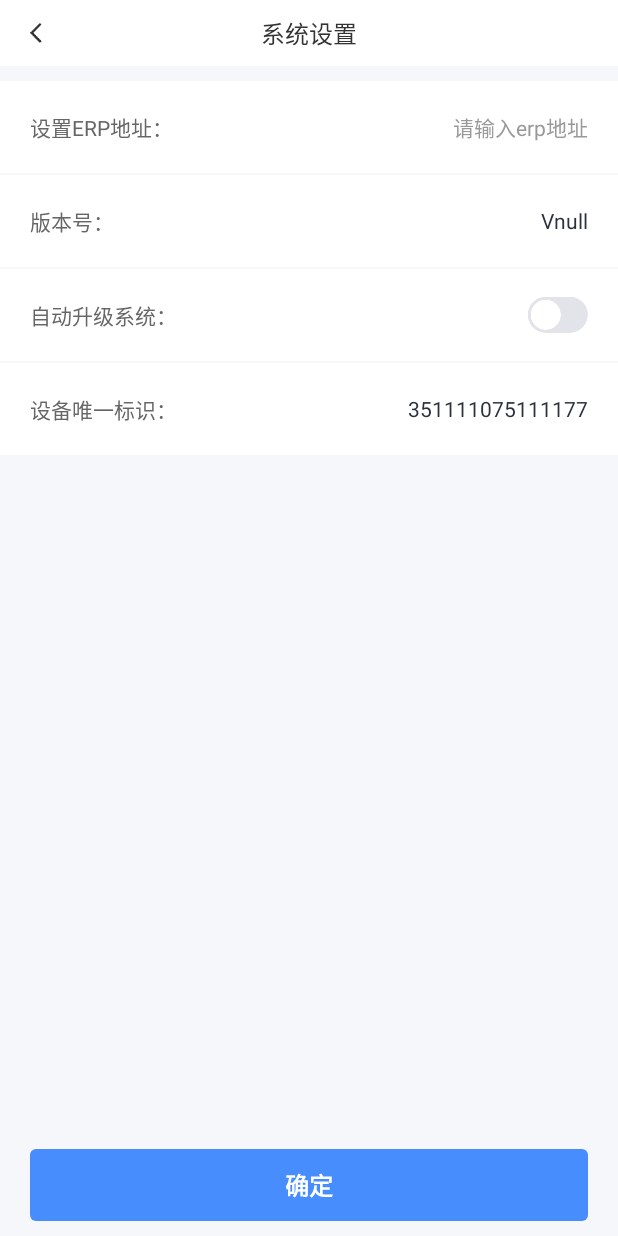
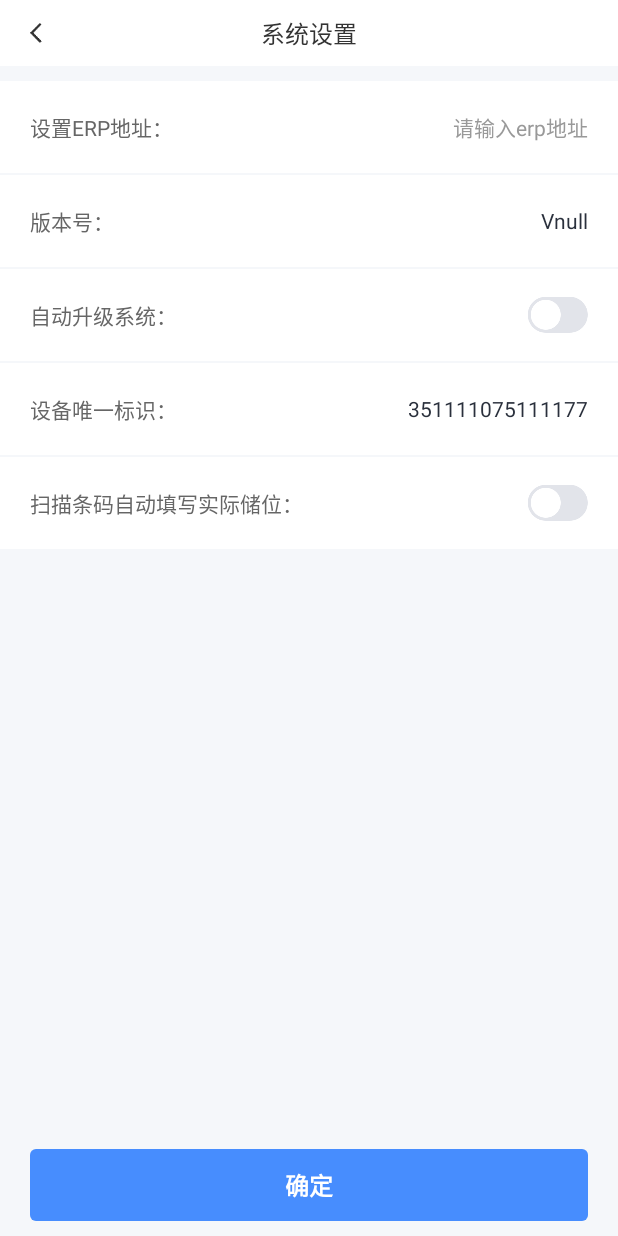
Before and after one commit to ilyle/JuWeiKe, an Android app: the SystemSettingActivity screen opened directly, with no data from a screen before it, on a phone screen of 412 x 824 dp. Run offline under Robolectric (Android 15) with nearby library versions, the light colour scheme and no system bars; our stand-ins replace ButterKnife, RxJava; libraries missing offline, so code that uses them is left out: com.banzhi.statusmanager, com.bigkoo.pickerview, com.tbruyelle.rxpermissions2; 2 statements that could not run were skipped.

Commit message:
完成需求4：出库下架单，扫描条码，弹出页面,将建议储位自动填写到实际储位中，确认数量，不需要再次扫描储位（添加系统参数进行控制）（优化）

```diff
--- a/app/src/main/java/com/dagen/storage/activity/SystemSettingActivity.java
+++ b/app/src/main/java/com/dagen/storage/activity/SystemSettingActivity.java
@@ -41,6 +41,8 @@ public class SystemSettingActivity extends BaseMoudleActivity {
     RelativeLayout rlCommonTitle;
     @BindView(R.id.iv_switch)
     ImageView ivSwitch;
+    @BindView(R.id.iv_switch_fill)
+    ImageView ivSwitchFill;
     @BindView(R.id.tv_sbbs)
     TextView tvSbbs;
     @BindView(R.id.et_erp)
@@ -51,6 +53,7 @@ public class SystemSettingActivity extends BaseMoudleActivity {
     TextView tvBbh;
 
     private boolean isOpen;
+    private boolean isFill; // 扫描条码自动填写实际储位
 
     @Override
     public int getLayoutId() {
@@ -69,13 +72,15 @@ public class SystemSettingActivity extends BaseMoudleActivity {
         }
 
         isOpen = SharePreferenceUtil.getInstance().getBoolean("autoUpdate", false);
+        isFill = SharePreferenceUtil.getInstance().getBoolean("autoFill", false);
         ivSwitch.setImageResource(isOpen ? R.drawable.cb_check : R.drawable.cb_uncheck);
+        ivSwitchFill.setImageResource(isFill ? R.drawable.cb_check : R.drawable.cb_uncheck);
 
 
         tvBbh.setText("V" + UpdateManager.getInatance().getVersionName(this));
     }
 
-    @OnClick({R.id.iv_switch, R.id.iv_common_left, R.id.tv_sure})
+    @OnClick({R.id.iv_switch, R.id.iv_switch_fill, R.id.iv_common_left, R.id.tv_sure})
     public void onClick(View view) {
         switch (view.getId()) {
             case R.id.iv_common_left:
@@ -86,13 +91,18 @@ public class SystemSettingActivity extends BaseMoudleActivity {
                 ivSwitch.setImageResource(isOpen ? R.drawable.cb_check : R.drawable.cb_uncheck);
                 SharePreferenceUtil.getInstance().saveBoolean("autoUpdate", isOpen).commit();
                 break;
+            case R.id.iv_switch_fill:
+                isFill = !isFill;
+                ivSwitchFill.setImageResource(isFill ? R.drawable.cb_check : R.drawable.cb_uncheck);
+                SharePreferenceUtil.getInstance().saveBoolean("autoFill", isFill).commit();
+                break;
             case R.id.tv_sure:
                 if (TextUtils.isEmpty(etErp.getText().toString().trim())) {
                     Toaster.showMsg("请输入ERP地址");
                     return;
                 }
                 mProgressDilog.show();
-              //  Contasts.BASE_URL = "http://" + etErp.getText().toString().trim() + "/MDInfaceSystem96cs/servlet/doserverdata";
+                //  Contasts.BASE_URL = "http://" + etErp.getText().toString().trim() + "/MDInfaceSystem96cs/servlet/doserverdata";
                 Contasts.BASE_URL = etErp.getText().toString().trim();
 
                 try {
--- a/app/src/main/res/layout/activity_system_setting.xml
+++ b/app/src/main/res/layout/activity_system_setting.xml
@@ -1,161 +1,173 @@
 <?xml version="1.0" encoding="utf-8"?>
 <LinearLayout xmlns:android="http://schemas.android.com/apk/res/android"
-    android:orientation="vertical" android:layout_width="match_parent"
+    android:layout_width="match_parent"
     android:layout_height="match_parent"
     android:background="@color/main_bg"
-    >
+    android:orientation="vertical">
 
-    <include layout="@layout/common_title"></include>
+    <include layout="@layout/common_title" />
 
     <LinearLayout
         android:layout_width="match_parent"
         android:layout_height="wrap_content"
-        android:background="@color/color_ffffff"
         android:layout_marginTop="10dp"
-        >
+        android:background="@color/color_ffffff">
 
         <TextView
             android:layout_width="wrap_content"
             android:layout_height="wrap_content"
+            android:layout_margin="20dp"
             android:text="设置ERP地址："
-            android:layout_margin="20dp"
             android:textColor="@color/color_666666"
-            android:textSize="14sp"
-            ></TextView>
+            android:textSize="14sp"></TextView>
 
         <EditText
             android:id="@+id/et_erp"
             android:layout_width="match_parent"
             android:layout_height="match_parent"
+            android:layout_marginRight="20dp"
+            android:layout_weight="1"
             android:background="@null"
-            android:layout_weight="1"
+            android:gravity="right|center"
             android:hint="请输入erp地址"
-            android:textSize="14sp"
             android:textColor="@color/color_2a303c"
-            android:layout_marginRight="20dp"
             android:textColorHint="@color/color_999999"
-            android:gravity="right|center"
-            ></EditText>
+            android:textSize="14sp"></EditText>
 
     </LinearLayout>
 
     <LinearLayout
         android:layout_width="match_parent"
         android:layout_height="wrap_content"
-        android:background="@color/color_ffffff"
         android:layout_marginTop="1dp"
-        >
+        android:background="@color/color_ffffff">
 
         <TextView
             android:layout_width="wrap_content"
             android:layout_height="wrap_content"
+            android:layout_margin="20dp"
             android:text="版本号："
-            android:layout_margin="20dp"
             android:textColor="@color/color_666666"
-            android:textSize="14sp"
-            ></TextView>
+            android:textSize="14sp"></TextView>
 
         <TextView
             android:id="@+id/tv_bbh"
             android:layout_width="match_parent"
             android:layout_height="match_parent"
+            android:layout_marginRight="20dp"
+            android:layout_weight="1"
             android:background="@null"
-            android:layout_weight="1"
+            android:gravity="right|center"
+            android:hint="请输入erp地址"
             android:text="V1.0"
-            android:hint="请输入erp地址"
-            android:textSize="14sp"
             android:textColor="@color/color_2a303c"
-            android:layout_marginRight="20dp"
             android:textColorHint="@color/color_999999"
-            android:gravity="right|center"
-            ></TextView>
+            android:textSize="14sp"></TextView>
 
     </LinearLayout>
 
     <LinearLayout
         android:layout_width="match_parent"
         android:layout_height="wrap_content"
-        android:background="@color/color_ffffff"
         android:layout_marginTop="1dp"
-        >
+        android:background="@color/color_ffffff">
 
         <TextView
             android:layout_width="wrap_content"
             android:layout_height="wrap_content"
+            android:layout_margin="20dp"
+            android:layout_weight="1"
             android:text="自动升级系统："
-            android:layout_weight="1"
-            android:layout_margin="20dp"
             android:textColor="@color/color_666666"
-            android:textSize="14sp"
-            ></TextView>
+            android:textSize="14sp" />
 
         <ImageView
             android:id="@+id/iv_switch"
             android:layout_width="wrap_content"
             android:layout_height="wrap_content"
-            android:src="@drawable/cb_uncheck"
             android:layout_gravity="center_vertical"
             android:layout_marginRight="20dp"
-            ></ImageView>
+            android:src="@drawable/cb_uncheck" />
 
     </LinearLayout>
 
     <LinearLayout
         android:layout_width="match_parent"
         android:layout_height="wrap_content"
-        android:background="@color/color_ffffff"
         android:layout_marginTop="1dp"
-        >
+        android:background="@color/color_ffffff">
 
         <TextView
             android:layout_width="wrap_content"
             android:layout_height="wrap_content"
+            android:layout_margin="20dp"
             android:text="设备唯一标识："
-            android:layout_margin="20dp"
             android:textColor="@color/color_666666"
-            android:textSize="14sp"
-            ></TextView>
+            android:textSize="14sp"></TextView>
 
         <TextView
             android:id="@+id/tv_sbbs"
             android:layout_width="match_parent"
             android:layout_height="match_parent"
+            android:layout_marginRight="20dp"
+            android:layout_weight="1"
             android:background="@null"
+            android:gravity="right|center"
+            android:text="0000000"
+            android:textColor="@color/color_2a303c"
+            android:textColorHint="@color/color_999999"
+            android:textSize="14sp"></TextView>
+
+    </LinearLayout>
+
+    <LinearLayout
+        android:layout_width="match_parent"
+        android:layout_height="wrap_content"
+        android:layout_marginTop="1dp"
+        android:background="@color/color_ffffff">
+
+        <TextView
+            android:layout_width="wrap_content"
+            android:layout_height="wrap_content"
+            android:layout_margin="20dp"
             android:layout_weight="1"
-            android:text="0000000"
-            android:textSize="14sp"
-            android:textColor="@color/color_2a303c"
+            android:text="扫描条码自动填写实际储位："
+            android:textColor="@color/color_666666"
+            android:textSize="14sp" />
+
+        <ImageView
+            android:id="@+id/iv_switch_fill"
+            android:layout_width="wrap_content"
+            android:layout_height="wrap_content"
+            android:layout_gravity="center_vertical"
             android:layout_marginRight="20dp"
-            android:textColorHint="@color/color_999999"
-            android:gravity="right|center"
-            ></TextView>
+            android:src="@drawable/cb_uncheck" />
 
     </LinearLayout>
 
     <TextView
         android:layout_width="wrap_content"
         android:layout_height="wrap_content"
-        android:layout_weight="1"
-        ></TextView>
+        android:layout_weight="1"></TextView>
 
     <TextView
         android:id="@+id/tv_sure"
         android:layout_width="match_parent"
         android:layout_height="wrap_content"
+        android:layout_alignParentBottom="true"
+        android:layout_gravity="center_vertical"
+        android:layout_marginLeft="20dp"
+        android:layout_marginTop="10dp"
+        android:layout_marginRight="20dp"
+        android:layout_marginBottom="10dp"
+        android:background="@drawable/shape_478dee_bg_4"
+        android:gravity="center"
+        android:paddingTop="12dp"
+        android:paddingBottom="12dp"
         android:text="确定"
-        android:layout_alignParentBottom="true"
-        android:background="@drawable/shape_478dee_bg_4"
         android:textColor="@color/color_ffffff"
         android:textSize="16sp"
-        android:textStyle="bold"
-        android:gravity="center"
-        android:layout_marginLeft="20dp"
-        android:layout_marginRight="20dp"
-        android:layout_marginBottom="10dp"
-        android:layout_marginTop="10dp"
-        android:paddingTop="12dp"
-        android:paddingBottom="12dp"
-        android:layout_gravity="center_vertical"
-        ></TextView>
+        android:textStyle="bold" />
+
 
 </LinearLayout>
```
Also changed, not shown: app/src/main/java/com/dagen/storage/activity/GodownInventoryOutLogDetailActivity.java (+42 -36 lines), app/src/main/java/com/dagen/storage/activity/GodownInventoryOutLogHomeActivity.java (+85 -127 lines), app/src/main/res/layout/item_ckxjd_list_2.xml (+32 -37 lines), app/src/main/res/layout/popup_ckxj.xml (+54 -68 lines).
